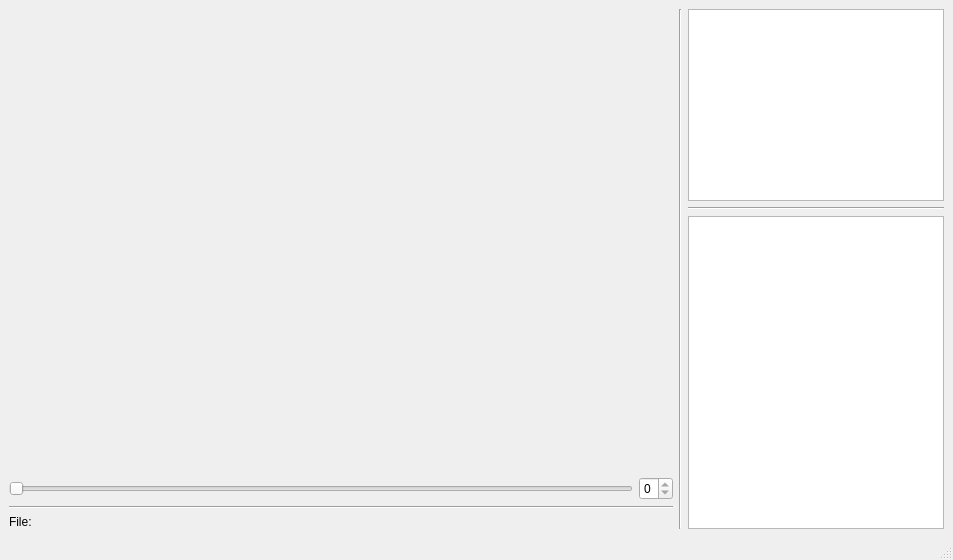
Before: the Qt Designer form label_helper/ui/RSC_LabelHelper.ui in jdalrym2/road_surface_classifier, drawn with Qt 5.
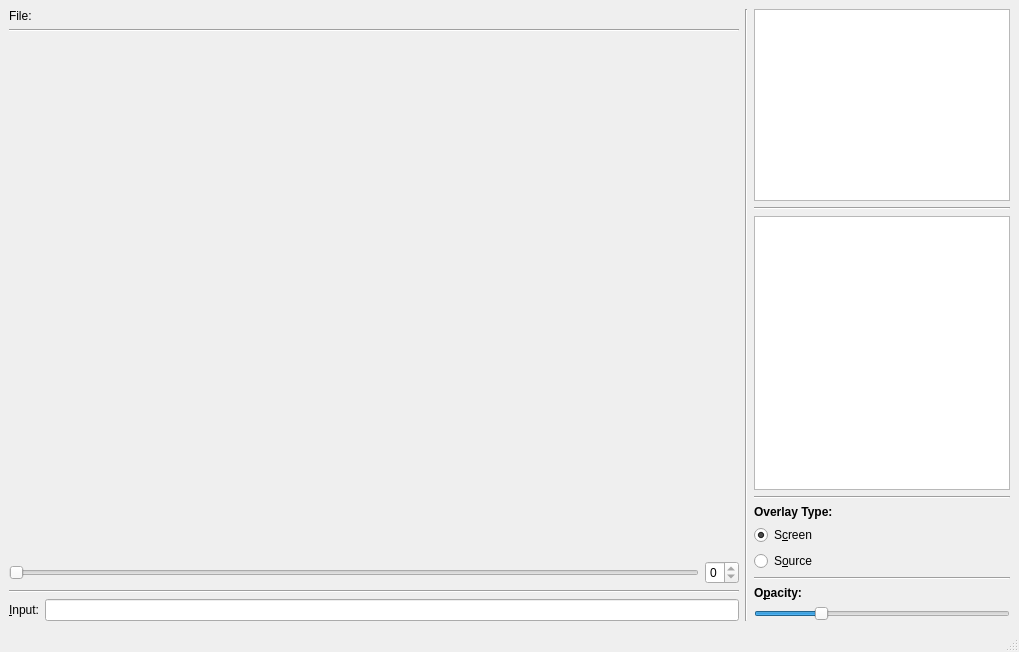
After: the same form once the commit is applied.

Commit message: Add label helper tool

What changed in the file:
```diff
--- a/label_helper/ui/RSC_LabelHelper.ui
+++ b/label_helper/ui/RSC_LabelHelper.ui
@@ -6,8 +6,8 @@
    <rect>
     <x>0</x>
     <y>0</y>
-    <width>953</width>
-    <height>560</height>
+    <width>1019</width>
+    <height>652</height>
    </rect>
   </property>
   <property name="windowTitle">
@@ -17,9 +17,26 @@
    <layout class="QHBoxLayout" name="horizontalLayout_2">
     <item>
      <layout class="QVBoxLayout" name="verticalLayout">
+      <property name="topMargin">
+       <number>0</number>
+      </property>
       <property name="bottomMargin">
        <number>0</number>
       </property>
+      <item>
+       <widget class="QLabel" name="fileLabel">
+        <property name="text">
+         <string>&lt;b&gt;File:&lt;/b&gt;</string>
+        </property>
+       </widget>
+      </item>
+      <item>
+       <widget class="Line" name="line_4">
+        <property name="orientation">
+         <enum>Qt::Horizontal</enum>
+        </property>
+       </widget>
+      </item>
       <item>
        <widget class="QLabel" name="imgLabel">
         <property name="sizePolicy">
@@ -28,9 +45,21 @@
           <verstretch>0</verstretch>
          </sizepolicy>
         </property>
+        <property name="minimumSize">
+         <size>
+          <width>640</width>
+          <height>480</height>
+         </size>
+        </property>
         <property name="text">
          <string/>
         </property>
+        <property name="scaledContents">
+         <bool>false</bool>
+        </property>
+        <property name="alignment">
+         <set>Qt::AlignCenter</set>
+        </property>
        </widget>
       </item>
       <item>
@@ -65,11 +94,37 @@
        </widget>
       </item>
       <item>
-       <widget class="QLabel" name="fileLabel">
-        <property name="text">
-         <string>&lt;b&gt;File:&lt;/b&gt;</string>
+       <layout class="QHBoxLayout" name="horizontalLayout_3">
+        <property name="topMargin">
+         <number>0</number>
         </property>
-       </widget>
+        <item>
+         <widget class="QLabel" name="label">
+          <property name="text">
+           <string>&amp;Input:</string>
+          </property>
+          <property name="textFormat">
+           <enum>Qt::AutoText</enum>
+          </property>
+          <property name="buddy">
+           <cstring>inputLineEdit</cstring>
+          </property>
+         </widget>
+        </item>
+        <item>
+         <widget class="QLineEdit" name="inputLineEdit">
+          <property name="inputMask">
+           <string/>
+          </property>
+          <property name="maxLength">
+           <number>10</number>
+          </property>
+          <property name="clearButtonEnabled">
+           <bool>true</bool>
+          </property>
+         </widget>
+        </item>
+       </layout>
       </item>
      </layout>
     </item>
@@ -109,6 +164,9 @@
            <verstretch>0</verstretch>
           </sizepolicy>
          </property>
+         <attribute name="verticalHeaderVisible">
+          <bool>false</bool>
+         </attribute>
         </widget>
        </item>
        <item>
@@ -119,7 +177,81 @@
         </widget>
        </item>
        <item>
-        <widget class="QTableView" name="labelAttrTableView"/>
+        <widget class="QTableView" name="labelAttrTableView">
+         <attribute name="verticalHeaderVisible">
+          <bool>false</bool>
+         </attribute>
+        </widget>
+       </item>
+       <item>
+        <widget class="Line" name="line_5">
+         <property name="orientation">
+          <enum>Qt::Horizontal</enum>
+         </property>
+        </widget>
+       </item>
+       <item>
+        <widget class="QLabel" name="label_2">
+         <property name="text">
+          <string>&lt;html&gt;&lt;head/&gt;&lt;body&gt;&lt;p&gt;&lt;span style=&quot; font-weight:600;&quot;&gt;Overlay Type:&lt;/span&gt;&lt;/p&gt;&lt;/body&gt;&lt;/html&gt;</string>
+         </property>
+        </widget>
+       </item>
+       <item>
+        <widget class="QRadioButton" name="screenRadioButton">
+         <property name="text">
+          <string>S&amp;creen</string>
+         </property>
+         <property name="checked">
+          <bool>true</bool>
+         </property>
+         <attribute name="buttonGroup">
+          <string notr="true">overlayTypeButtonGroup</string>
+         </attribute>
+        </widget>
+       </item>
+       <item>
+        <widget class="QRadioButton" name="sourceRadioButton">
+         <property name="text">
+          <string>S&amp;ource</string>
+         </property>
+         <property name="checked">
+          <bool>false</bool>
+         </property>
+         <attribute name="buttonGroup">
+          <string notr="true">overlayTypeButtonGroup</string>
+         </attribute>
+        </widget>
+       </item>
+       <item>
+        <widget class="Line" name="line_6">
+         <property name="orientation">
+          <enum>Qt::Horizontal</enum>
+         </property>
+        </widget>
+       </item>
+       <item>
+        <widget class="QLabel" name="label_3">
+         <property name="text">
+          <string>&lt;html&gt;&lt;head/&gt;&lt;body&gt;&lt;p&gt;&lt;span style=&quot; font-weight:600;&quot;&gt;O&amp;pacity:&lt;/span&gt;&lt;/p&gt;&lt;/body&gt;&lt;/html&gt;</string>
+         </property>
+         <property name="buddy">
+          <cstring>opacityHorizontalSlider</cstring>
+         </property>
+        </widget>
+       </item>
+       <item>
+        <widget class="QSlider" name="opacityHorizontalSlider">
+         <property name="maximum">
+          <number>100</number>
+         </property>
+         <property name="value">
+          <number>25</number>
+         </property>
+         <property name="orientation">
+          <enum>Qt::Horizontal</enum>
+         </property>
+        </widget>
        </item>
       </layout>
      </widget>
```
Left out of the diff: 5 changed lines with no effect on the pictures. The commit also changes 10 other files.
